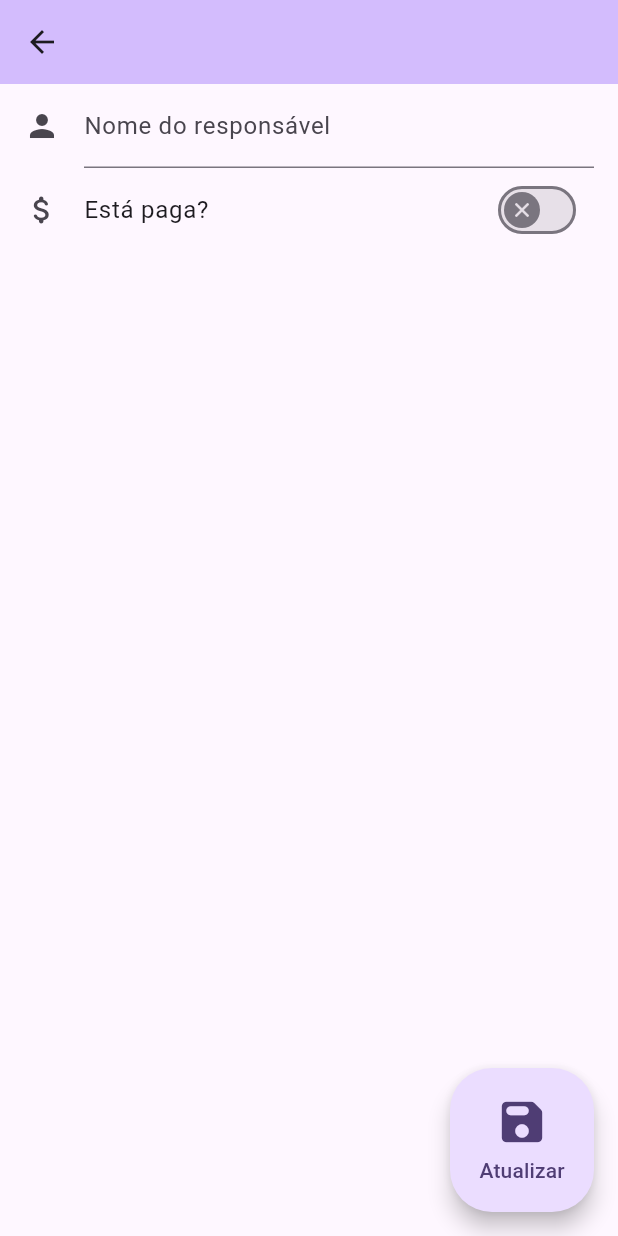
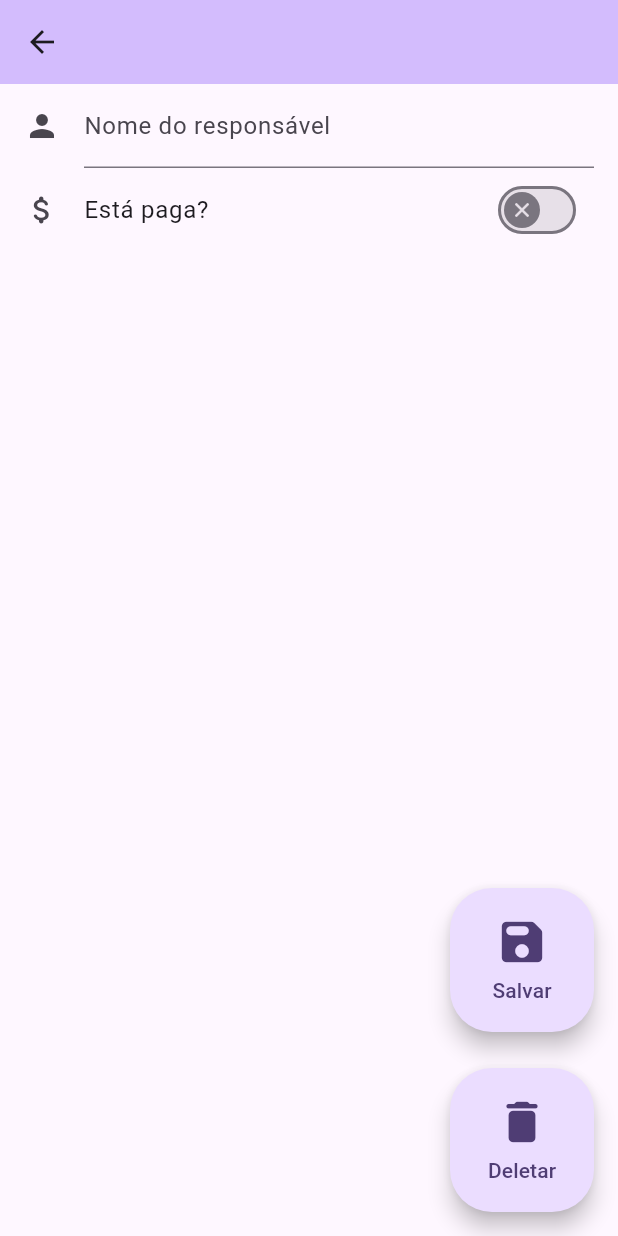
Before and after one commit to TI-TecnicamenteIdiotas/nimbleflow-mobile, a Flutter app: the TablePage screen opened directly with empty values, on a phone screen of 412 x 824 dp. Run offline on Flutter 3.47's test engine with Material 2 defaults, Android fonts, the phone set to English and light mode, and no system bars; our stand-ins replace sqflite; missing offline and left inert: signalr_core; accounts and stored records are empty; network calls fail.

Commit message:
feat(wip): add table many deleted and deleted

```diff
--- a/lib/home/tables/table/table_page.dart
+++ b/lib/home/tables/table/table_page.dart
@@ -1,8 +1,11 @@
 import 'package:flutter/material.dart';
+import 'package:nimbleflow/home/tables/widgets/accountable_text_form_field_widget.dart';
 import 'package:nimbleflow/shared/models/table/table_model.dart';
 import 'package:nimbleflow/shared/models/table/update_table_dto.dart';
 import 'package:nimbleflow/shared/services/table_service.dart';
-import 'package:nimbleflow/shared/widgets/switch_with_icon_widget.dart';
+
+import '../widgets/is_paid_widget.dart';
+import '../../../shared/widgets/floating_action_button_widget.dart';
 
 class TablePage extends StatefulWidget {
   final TableModel table;
@@ -22,23 +25,26 @@ class _TablePageState extends State<TablePage> {
   late final TableModel _table;
   final _formKey = GlobalKey<FormState>();
   late final TextEditingController _accountableTextEditingController;
+  late bool _tempIsFullyPaid;
   bool _isLoading = false;
 
   void _setIsLoading(bool value) => setState(() => _isLoading = value);
 
-  void _handleSwitchTap(bool value) {
+  void _handleSwitchChange(bool value) {
     widget.setParentState(() {
       setState(() {
-        widget.table.isFullyPaid = value;
+        _tempIsFullyPaid = value;
       });
     });
   }
 
-  void _handleUpdate() async {
+  void _handleSave() async {
     _setIsLoading(true);
 
     if (!_formKey.currentState!.validate()) return;
-    _table.accountable = _accountableTextEditingController.text;
+    _table
+      ..accountable = _accountableTextEditingController.text
+      ..isFullyPaid = _tempIsFullyPaid;
 
     await TableService.httpPutTable(UpdateTableDto(
       id: _table.id,
@@ -51,6 +57,22 @@ class _TablePageState extends State<TablePage> {
     });
   }
 
+  void _closePage() {
+    Navigator.pop(context);
+  }
+
+  void _handleDelete() async {
+    _setIsLoading(true);
+
+    await TableService.httpDeleteTable(_table.id);
+
+    widget.setParentState(() {
+      _setIsLoading(false);
+    });
+
+    _closePage();
+  }
+
   @override
   void initState() {
     super.initState();
@@ -58,12 +80,14 @@ class _TablePageState extends State<TablePage> {
     _accountableTextEditingController = TextEditingController(
       text: widget.table.accountable,
     );
+    _tempIsFullyPaid = widget.table.isFullyPaid;
   }
 
   @override
   void didUpdateWidget(covariant TablePage oldWidget) {
     super.didUpdateWidget(oldWidget);
     _accountableTextEditingController.text = widget.table.accountable;
+    _tempIsFullyPaid = widget.table.isFullyPaid;
   }
 
   @override
@@ -76,61 +100,45 @@ class _TablePageState extends State<TablePage> {
   Widget build(BuildContext context) {
     return Scaffold(
       appBar: AppBar(title: Text(_table.accountable)),
-      body: Center(
+      body: Form(
+        key: _formKey,
+        autovalidateMode: AutovalidateMode.disabled,
+        child: Center(
           child: Column(
             children: [
-            Form(
-              key: _formKey,
-              autovalidateMode: AutovalidateMode.disabled,
-              child: Padding(
+              Padding(
                 padding: const EdgeInsets.symmetric(horizontal: 16.0),
-                child: TextFormField(
-                  controller: _accountableTextEditingController,
-                  decoration: const InputDecoration(
-                    icon: Icon(Icons.person),
-                    labelText: 'Nome do responsável',
-                    hintText: 'Insira um nome',
-                  ),
-                  validator: (value) {
-                    if (value == null || value.trim().isEmpty) {
-                      return "Insira um nome";
-                    }
-
-                    if (value.length > 256) {
-                      return "O nome não pode ser maior que 256";
-                    }
-
-                    return null;
-                  },
+                child: AccountableTextFormFieldWidget(
+                  textEditingController: _accountableTextEditingController,
                 ),
               ),
-            ),
-            SwitchWithIconWidget(
-              title: "Está paga?",
-              initialValue: _table.isFullyPaid,
-              callback: _handleSwitchTap,
-              prefixIcon: const Icon(Icons.attach_money_rounded),
+              IsPaidWidget(
+                initialValue: _tempIsFullyPaid,
+                onChanged: _handleSwitchChange,
               ),
             ],
           ),
         ),
-      floatingActionButton: FloatingActionButton.large(
-        onPressed: _isLoading ? null : _handleUpdate,
-        disabledElevation: 0,
-        child: Wrap(
+      ),
+      floatingActionButton: Wrap(
         direction: Axis.vertical,
-          alignment: WrapAlignment.center,
-          crossAxisAlignment: WrapCrossAlignment.center,
-          spacing: 4,
-          children: _isLoading
-              ? const [
-                  CircularProgressIndicator(),
-                ]
-              : const [
-                  Icon(Icons.save_rounded),
-                  Text("Atualizar"),
+        spacing: 24,
+        children: [
+          FloatingActionButtonWidget(
+            heroTag: "save",
+            icon: const Icon(Icons.save_rounded),
+            iconText: "Salvar",
+            isLoading: _isLoading,
+            onPressed: _handleSave,
+          ),
+          FloatingActionButtonWidget(
+            heroTag: "delete",
+            icon: const Icon(Icons.delete_rounded),
+            iconText: "Deletar",
+            isLoading: _isLoading,
+            onPressed: _handleDelete,
+          ),
         ],
-        ),
       ),
     );
   }
--- /dev/null
+++ b/lib/home/tables/widgets/accountable_text_form_field_widget.dart
@@ -0,0 +1,34 @@
+import 'package:flutter/material.dart';
+import 'package:nimbleflow/shared/constants/validation_constants.dart';
+
+class AccountableTextFormFieldWidget extends StatelessWidget {
+  final TextEditingController textEditingController;
+
+  const AccountableTextFormFieldWidget({
+    super.key,
+    required this.textEditingController,
+  });
+
+  @override
+  Widget build(BuildContext context) {
+    return TextFormField(
+      controller: textEditingController,
+      decoration: const InputDecoration(
+        icon: Icon(Icons.person),
+        labelText: 'Nome do responsável',
+        hintText: 'Insira um nome',
+      ),
+      validator: (value) {
+        if (value == null || value.trim().isEmpty) {
+          return "Insira um nome";
+        }
+
+        if (value.length > kMaxAccountableLength) {
+          return "O nome não pode ser maior que 256";
+        }
+
+        return null;
+      },
+    );
+  }
+}
--- /dev/null
+++ b/lib/home/tables/widgets/is_paid_widget.dart
@@ -0,0 +1,24 @@
+import 'package:flutter/material.dart';
+
+import '../../../shared/widgets/switch_with_icon_widget.dart';
+
+class IsPaidWidget extends StatelessWidget {
+  final bool initialValue;
+  final void Function(bool value) onChanged;
+
+  const IsPaidWidget({
+    super.key,
+    required this.initialValue,
+    required this.onChanged,
+  });
+
+  @override
+  Widget build(BuildContext context) {
+    return SwitchWithIconWidget(
+      title: "Está paga?",
+      initialValue: initialValue,
+      onChanged: onChanged,
+      prefixIcon: const Icon(Icons.attach_money_rounded),
+    );
+  }
+}
--- a/lib/shared/constants/hub_constants.dart
+++ b/lib/shared/constants/hub_constants.dart
@@ -7,3 +7,5 @@ const int kHubRetryConnectionCount = 4;
 
 const String kTableCreatedEventName = "TableCreated";
 const String kTableUpdatedEventName = "TableUpdated";
+const String kTableDeletedEventName = "TableDeleted";
+const String kManyTablesDeletedEventName = "ManyTablesDeleted";
--- /dev/null
+++ b/lib/shared/constants/validation_constants.dart
@@ -0,0 +1 @@
+const int kMaxAccountableLength = 256;
--- /dev/null
+++ b/lib/shared/widgets/floating_action_button_widget.dart
@@ -0,0 +1,46 @@
+import 'package:flutter/material.dart';
+
+class FloatingActionButtonWidget extends StatelessWidget {
+  final String heroTag;
+  final bool isLoading;
+  final void Function()? onPressed;
+  final Icon icon;
+  final String iconText;
+
+  const FloatingActionButtonWidget({
+    super.key,
+    required this.heroTag,
+    required this.isLoading,
+    required this.onPressed,
+    required this.icon,
+    required this.iconText,
+  });
+
+  List<Widget> _buildChildren() {
+    if (isLoading) {
+      return const [
+        CircularProgressIndicator(),
+      ];
+    }
+
+    return [
+      icon,
+      Text(iconText),
+    ];
+  }
+
+  @override
+  Widget build(BuildContext context) {
+    return FloatingActionButton.large(
+      heroTag: heroTag,
+      onPressed: isLoading ? null : onPressed,
+      child: Wrap(
+        direction: Axis.vertical,
+        alignment: WrapAlignment.center,
+        crossAxisAlignment: WrapCrossAlignment.center,
+        spacing: 4,
+        children: _buildChildren(),
+      ),
+    );
+  }
+}
--- a/lib/shared/widgets/switch_with_icon_widget.dart
+++ b/lib/shared/widgets/switch_with_icon_widget.dart
@@ -3,14 +3,14 @@ import 'package:flutter/material.dart';
 class SwitchWithIconWidget extends StatelessWidget {
   final String title;
   final bool initialValue;
-  final void Function(bool value) callback;
+  final void Function(bool value) onChanged;
   final Icon? prefixIcon;
 
   SwitchWithIconWidget({
     super.key,
     required this.title,
     required this.initialValue,
-    required this.callback,
+    required this.onChanged,
     this.prefixIcon
   });
 
@@ -27,7 +27,7 @@ class SwitchWithIconWidget extends StatelessWidget {
     return SwitchListTile(
       title: Text(title),
       value: initialValue,
-      onChanged: callback,
+      onChanged: onChanged,
       thumbIcon: _thumbIcon,
       secondary: prefixIcon,
     );
```
Also changed, not shown: lib/home/tables/hub_subscribers.dart (+53 -0 lines), lib/home/tables/table/create_table_page.dart (added, +13 -0 lines), lib/home/tables/tables_page.dart (+60 -13 lines), lib/shared/services/table_service.dart (+20 -9 lines). Lines whose indentation alone changed are shown as unchanged.
